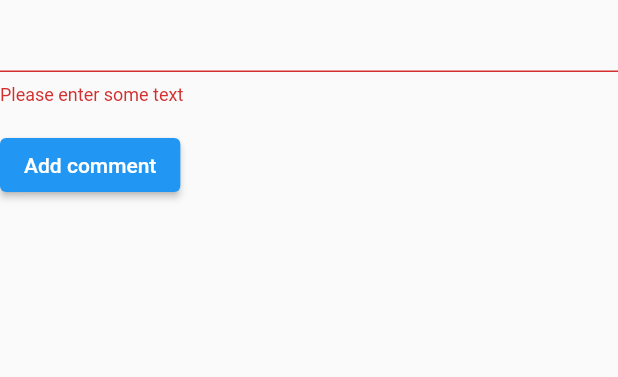
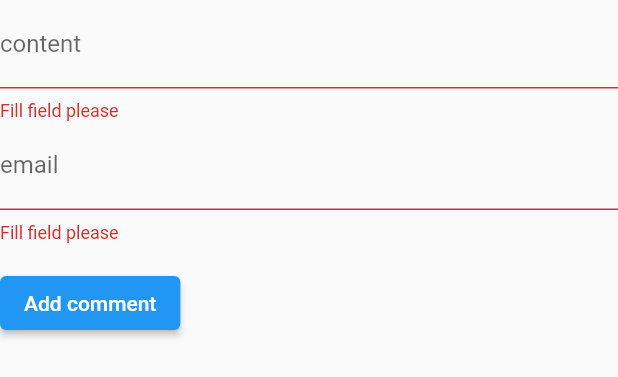
Before and after one commit to ants293/flutter-test, a Flutter app: the CommentForm widget shown alone on an empty page, opened directly, after a tap on "Add comment", on a phone screen of 412 x 824 dp. Shown: the top 377 px of the screen. Run offline on Flutter 3.47's test engine with Material 2 defaults, Android fonts, the phone set to English and light mode, and no system bars; our stand-ins replace graphql_flutter; network calls fail.

Commit message:
Comment form added stuff.

```diff
--- a/lib/widgets/comment_form.dart
+++ b/lib/widgets/comment_form.dart
@@ -2,12 +2,16 @@ import 'package:flutter/material.dart';
 
 // Create a Form widget.
 class CommentForm extends StatefulWidget {
-  String content = '';
-  String email = '';
+  @override
+  CommentFormState createState() {
+    return CommentFormState();
+  }
+}
 
+class CommentFormState extends State<CommentForm> {
   static String createComment = """
     createComment(input: {
-      newsId: \$id: ID!, email: \$email, content: \$content
+      newsId: \$newsId: ID!, email: \$email, content: \$content
       }){
         id
         email
@@ -16,14 +20,10 @@ class CommentForm extends StatefulWidget {
       }
   """;
 
-  @override
-  CommentFormState createState() {
-    return CommentFormState();
-  }
-}
+  final _formKey = GlobalKey<FormState>();
 
-class CommentFormState extends State<CommentForm> {
-  final _formKey = GlobalKey<FormState>();
+  String content = '';
+  String email = '';
 
   @override
   Widget build(BuildContext context) {
@@ -32,14 +32,8 @@ class CommentFormState extends State<CommentForm> {
       child: Column(
         crossAxisAlignment: CrossAxisAlignment.start,
         children: <Widget>[
-          TextFormField(
-            validator: (value) {
-              if (value == null || value.isEmpty) {
-                return 'Please enter some text';
-              }
-              return null;
-            },
-          ),
+          _buildInput((String val) => content = val, 'content'),
+          _buildInput((String val) => email = val, 'email'),
           Padding(
             padding: const EdgeInsets.symmetric(vertical: 16.0),
             child: ElevatedButton(
@@ -48,6 +42,8 @@ class CommentFormState extends State<CommentForm> {
                   ScaffoldMessenger.of(context)
                       .showSnackBar(SnackBar(content: Text('Processing Data')));
                 }
+
+                _formKey.currentState!.save();
               },
               child: Text('Add comment'),
             ),
@@ -56,4 +52,21 @@ class CommentFormState extends State<CommentForm> {
       ),
     );
   }
+
+  Widget _buildInput(Function valSet, String inputLabel) {
+    return TextFormField(
+      decoration: InputDecoration(labelText: inputLabel),
+      validator: (value) {
+        if (value == null || value.isEmpty) {
+          return 'Fill field please';
+        }
+        return null;
+      },
+      onSaved: (value) {
+        if (value != null) {
+          valSet(value);
+        }
+      },
+    );
+  }
 }
```
